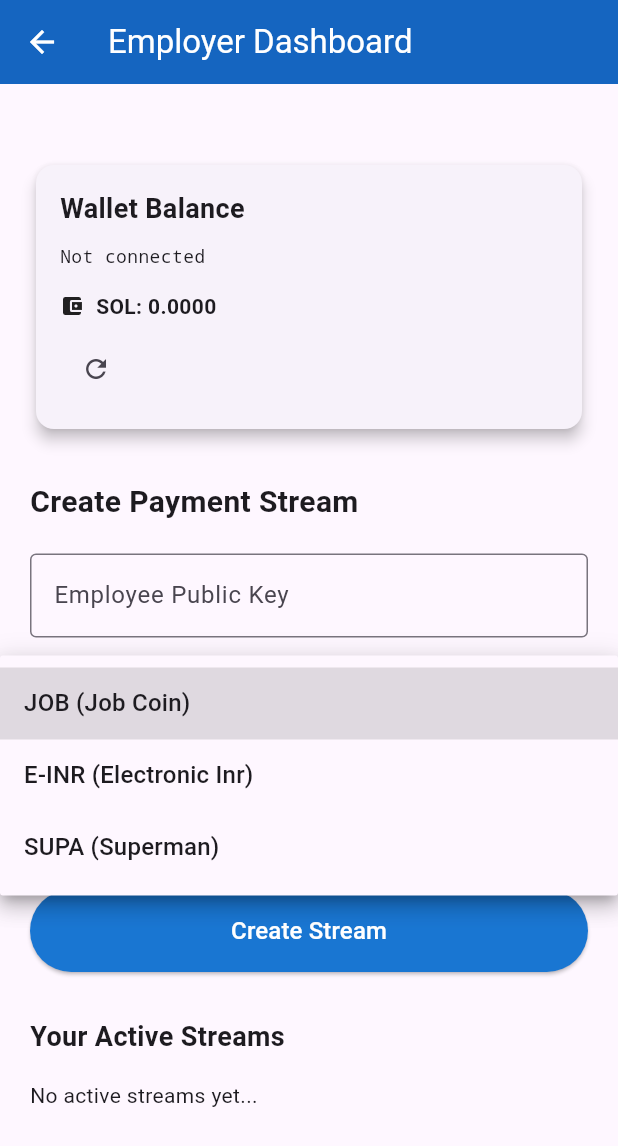
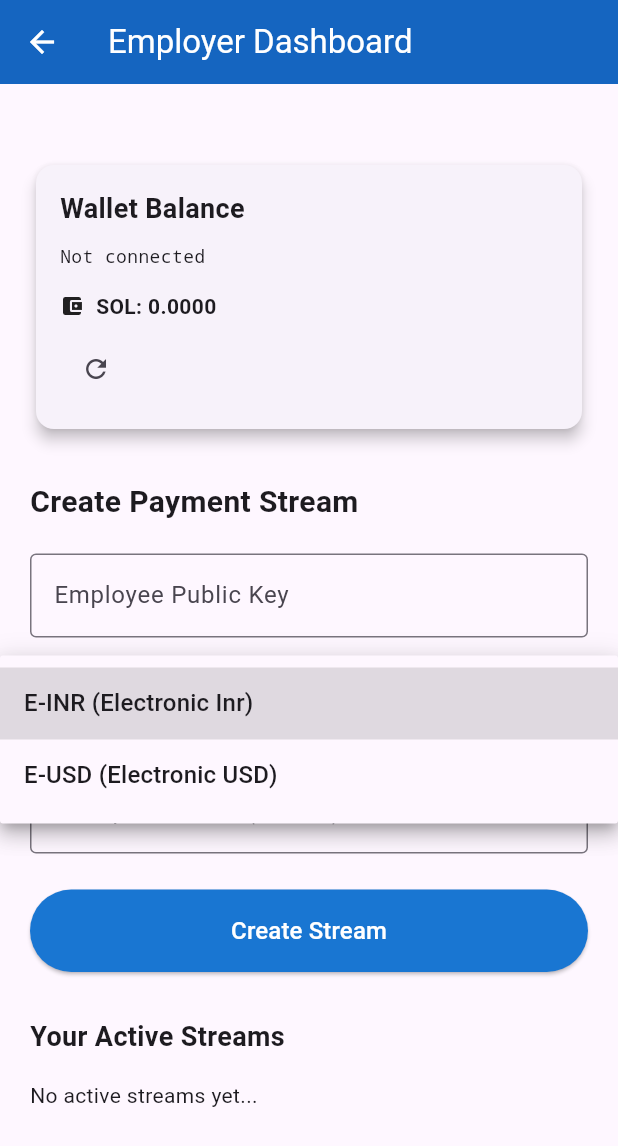
Before and after one commit to tushar11kh/streaming_payroll_solana_flutter, a Flutter app: the EmployerScreen screen opened directly, after a tap on "Select Token", on a phone screen of 412 x 824 dp. Shown: the top 1146 px of the screen. Run offline on Flutter 3.47's test engine with Material 3 defaults, Android fonts, the phone set to English and light mode, and no system bars; our stand-ins replace file_picker, fixnum, shared_preferences; missing offline and left inert: solana; accounts and stored records are empty.

Commit message:
minor changes

```diff
--- a/lib/constants/solana_constants.dart
+++ b/lib/constants/solana_constants.dart
@@ -12,22 +12,17 @@ class SolanaConstants {
   // Supported tokens list
   static final List<TokenInfo> supportedTokens = [
     TokenInfo(
-      mint: 'A9ESrFEinfstuaduPPpFTQcFhjwkkPgV7bgGYNj2Cyak',
-      symbol: 'JOB',
-      name: 'Job Coin',
-      decimals: 9,
-    ),
-    TokenInfo(
-      mint: 'DZtXmiYXLrZzUhEQqjFX6ceN4nhAdYoGFAQY4m6EYv3R',
+      mint: 'Fm7F4A2QLHxsBRzNZBWNkAZpezBNeoCV4WV2xaTybS7R',
       symbol: 'E-INR',
       name: 'Electronic Inr',
       decimals: 6,
     ),
+
     TokenInfo(
-      mint: 'FvwLSGm6AUkQvjUz83WBbYkyjQviMTqwAFKt5HfMooxF',
-      symbol: 'SUPA',
-      name: 'Superman',
-      decimals: 9,
+      mint: '6FN16yMemysar3GaPyLyp6txqxfiE5apjquBVm2JeTZn',
+      symbol: 'E-USD',
+      name: 'Electronic USD',
+      decimals: 8,
     ),
   ];
 
--- a/lib/screens/employee_screen.dart
+++ b/lib/screens/employee_screen.dart
@@ -150,7 +150,7 @@ Future<String?> _findOrCreateEmployeeTokenAccount(String mintAddress) async {
     );
 
     if (tokenAccounts.isNotEmpty) {
-      return tokenAccounts.first.pubkey as String;
+      return tokenAccounts.first.pubkey;
     }
 
     // If not found, create associated token account for EMPLOYEE
```
Also changed, not shown: lib/screens/employer_screen.dart (+2 -66 lines), lib/services/solana_client_service.dart (+50 -14 lines), 1 other file.
